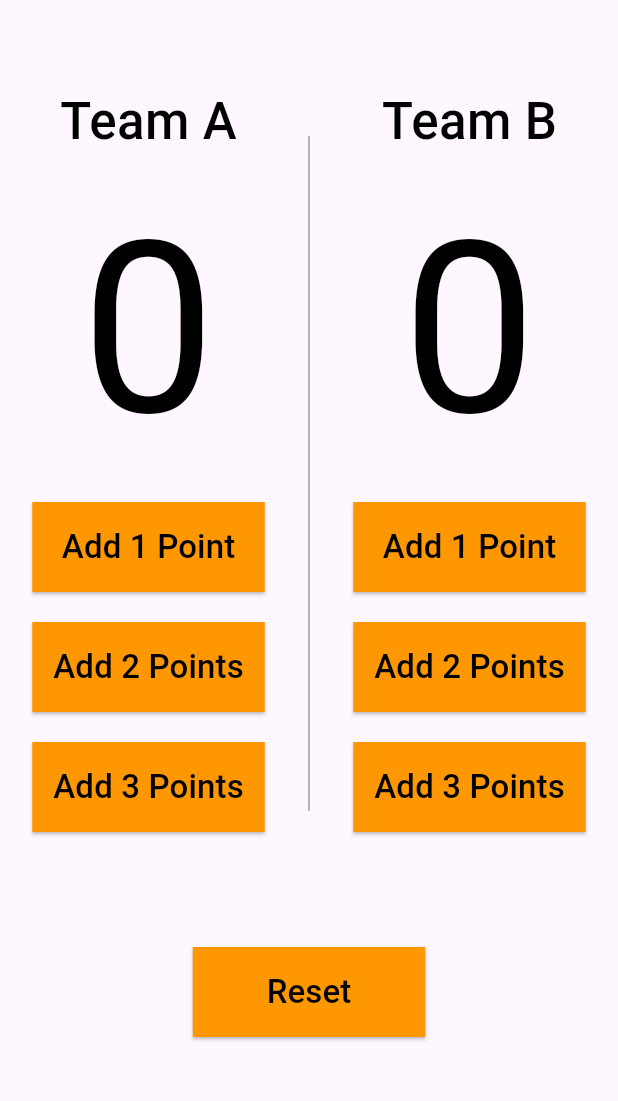
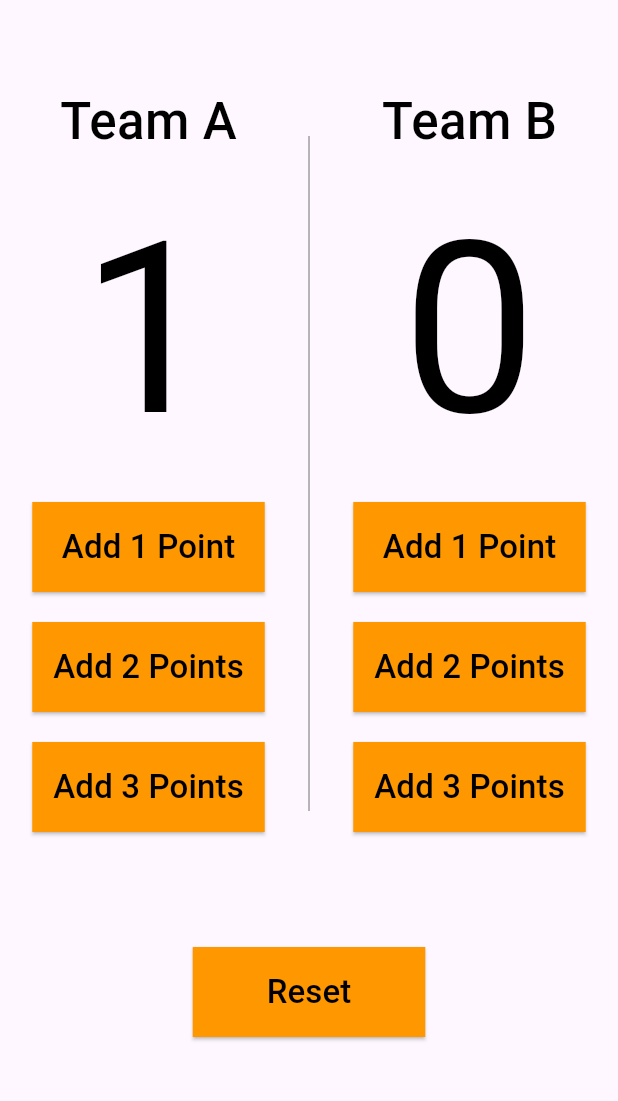
Before and after one commit to AshrafSaeed99/basketball_counter_app, a Flutter app: the HomeView screen opened directly, after a tap on an icon or button, on a phone screen of 412 x 824 dp, the part 84-1185 px from its top. Run offline on Flutter 3.47's test engine with Material 3 defaults, Android fonts, the phone set to English and light mode, and no system bars; our stand-ins replace flutter_bloc.

Commit message:
finish the project

```diff
--- a/lib/cubits/counter_cubit/counter_cubit.dart
+++ b/lib/cubits/counter_cubit/counter_cubit.dart
@@ -2,16 +2,17 @@ import 'package:basketball_counter_app/cubits/counter_cubit/counter_state.dart';
 import 'package:flutter_bloc/flutter_bloc.dart';
 
 class CounterCubit extends Cubit<CounterState> {
-  CounterCubit(super.initialState);
+  CounterCubit():super(CounterState());
 int teamAScore = 0;
 int teamBScore = 0;
-  void incrementCounter(String team, int btnIndex) {
+  void incrementCounter({required String team,required int btnIndex}) {
     if (team == 'A') {
       teamAScore+=btnIndex;
+    emit(CounterAState());
     } else {
       teamBScore+=btnIndex;
     }
-    emit(CounterState());
+    emit(CounterBState());
   }
 void reset() {
     teamAScore = 0;
--- a/lib/cubits/counter_cubit/counter_state.dart
+++ b/lib/cubits/counter_cubit/counter_state.dart
@@ -1 +1,3 @@
 class CounterState {}
+class CounterAState extends CounterState {}
+class CounterBState extends CounterState {}
--- a/lib/main.dart
+++ b/lib/main.dart
@@ -1,19 +1,18 @@
+import 'package:basketball_counter_app/cubits/counter_cubit/counter_cubit.dart';
 import 'package:basketball_counter_app/views/home_view.dart';
 import 'package:flutter/material.dart';
-
-void main() {
-  runApp(const BasketballCounter());
-}
-
+import 'package:flutter_bloc/flutter_bloc.dart';
+void main() {  runApp(const BasketballCounter());}
 class BasketballCounter extends StatelessWidget {
   const BasketballCounter({super.key});
-
-  // This widget is the root of your application.
   @override
   Widget build(BuildContext context) {
-    return MaterialApp(
-      debugShowCheckedModeBanner: false,
-      home: HomeView(),
+    return BlocProvider(
+      create: (context) => CounterCubit(),
+      child: MaterialApp(
+        debugShowCheckedModeBanner: false,
+        home: HomeView(),
+      ),
     );
   }
 }
--- a/lib/views/home_view.dart
+++ b/lib/views/home_view.dart
@@ -1,19 +1,29 @@
+import 'package:basketball_counter_app/cubits/counter_cubit/counter_cubit.dart';
+import 'package:basketball_counter_app/cubits/counter_cubit/counter_state.dart';
 import 'package:basketball_counter_app/widgets/custom_button_widget.dart';
 import 'package:basketball_counter_app/widgets/team_column.dart';
 import 'package:flutter/material.dart';
 import 'package:basketball_counter_app/app_style.dart';
+import 'package:flutter_bloc/flutter_bloc.dart';
 
 class HomeView extends StatelessWidget {
   const HomeView({super.key});
 
   @override
   Widget build(BuildContext context) {
+    return BlocConsumer<CounterCubit  , CounterState>(
+      listener: (context, state) {
+
+      },
+      builder: (context, state) {
         return Scaffold(
           appBar: AppBar(
             title: Text(
               'Basketball Counter',
               style: TextStyle(
-              color: Colors.white, fontSize: 28, fontWeight: FontWeight.w500),
+                  color: Colors.white,
+                  fontSize: 28,
+                  fontWeight: FontWeight.w500),
             ),
             backgroundColor: AppStyle.kColor,
           ),
@@ -24,19 +34,30 @@ class HomeView extends StatelessWidget {
               Row(
                 mainAxisAlignment: MainAxisAlignment.spaceEvenly,
                 children: [
-              TeamColumn(teamName: 'Team A',),
-              SizedBox(height: 450,
+                  TeamColumn(
+                    teamName: 'A',
+                  ),
+                  SizedBox(
+                    height: 450,
                     child: VerticalDivider(
                       color: Colors.grey,
                     ),
                   ),
-              TeamColumn(teamName: 'Team B',),
+                  TeamColumn(
+                    teamName: 'B',
+                  ),
                 ],
               ),
-
-            CustomButtonWidget(btnTitle: 'Reset', onPressed: (){},),
+              CustomButtonWidget(
+                btnTitle: 'Reset',
+                onPressed: () {
+                  BlocProvider.of<CounterCubit>(context).reset();
+                },
+              ),
             ],
           ),
         );
+      },
+    );
   }
 }
--- a/lib/widgets/custom_button_widget.dart
+++ b/lib/widgets/custom_button_widget.dart
@@ -11,7 +11,7 @@ class CustomButtonWidget extends StatelessWidget {
     return Column(
       children: [
         ElevatedButton(
-          onPressed: onPressed,
+          onPressed:onPressed,
           style: ElevatedButton.styleFrom(
             padding: const EdgeInsets.all(0)  ,
             fixedSize: const Size(155, 60),
--- a/lib/widgets/team_column.dart
+++ b/lib/widgets/team_column.dart
@@ -1,21 +1,47 @@
+import 'package:basketball_counter_app/cubits/counter_cubit/counter_cubit.dart';
+import 'package:basketball_counter_app/cubits/counter_cubit/counter_state.dart';
 import 'package:basketball_counter_app/widgets/custom_button_widget.dart';
 import 'package:flutter/material.dart';
+import 'package:flutter_bloc/flutter_bloc.dart';
 
 class TeamColumn extends StatelessWidget {
   const TeamColumn({super.key, required this.teamName});
   final String teamName;
   @override
   Widget build(BuildContext context) {
+    return BlocConsumer<CounterCubit, CounterState>(
+      listener: (context, state) {},
+      builder: (context, state) {
         return Column(
           children: [
-        Text(teamName, style: TextStyle(color: Colors.black, fontSize: 34, fontWeight: FontWeight.w500),),
-        Text('0', style: TextStyle(color: Colors.black, fontSize: 160),),
-
+            Text(
+              'Team $teamName',
+              style: TextStyle(
+                  color: Colors.black,
+                  fontSize: 34,
+                  fontWeight: FontWeight.w500),
+            ),
+            Text(
+              teamName == 'A'
+                  ? BlocProvider.of<CounterCubit>(context).teamAScore.toString()
+                  : BlocProvider.of<CounterCubit>(context)
+                      .teamBScore
+                      .toString(),
+          //     teamName == 'A'? '${BlocProvider.of<CounterCubit>(context).teamAScore}':
+          //  '${BlocProvider.of<CounterCubit>(context).teamBScore}',
+              style: TextStyle(color: Colors.black, fontSize: 160),
+            ),
             for (int i = 1; i < 4; i++)
               CustomButtonWidget(
-          btnTitle:i>1? 'Add $i Points':'Add $i Point',
-          onPressed: (){},),
+                btnTitle: i > 1 ? 'Add $i Points' : 'Add $i Point',
+                onPressed: () {
+                  BlocProvider.of<CounterCubit>(context)
+                      .incrementCounter(team: teamName, btnIndex: i);
+                },
+              ),
           ],
+        );
+      },
     );
   }
 }
```
Lines whose indentation alone changed are shown as unchanged.
